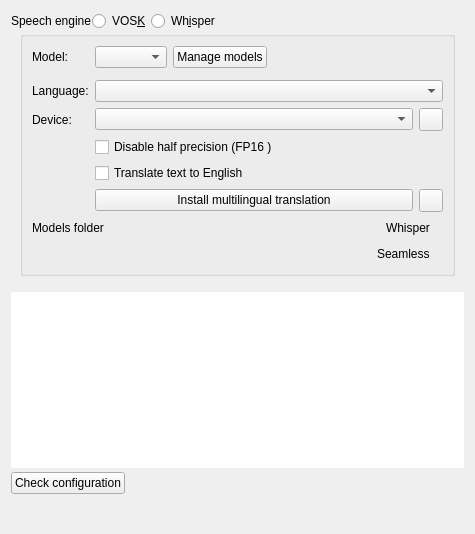
First picture: the form in src/ui/configspeech_ui.ui, repository KDE/kdenlive, before the edit.
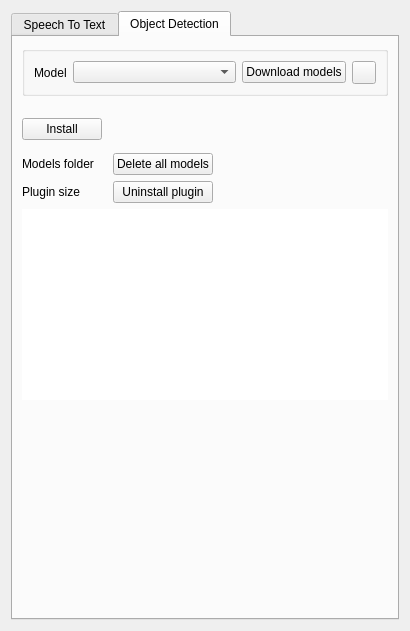
Second picture: the form after the edit. The open tabs and pages were chosen to show the change. Icons and pictures are not drawn. Custom widgets are drawn as their Qt base class.

Commit message:
Automatic object segmentation
This implements an interface with SAM2 to detect objects in a video and create masks
Related to #1919
![object-mask-demo](/uploads/40107453963062ea49955b419891fcdc/object-mask-demo.mp4)

Which then allows to do this:

![Screencast_20241220_052248](/uploads/676c5894d774b604d8b782812919299b/Screencast_20241220_052248.mp4)

What changed in the file:
```diff
--- a/src/ui/configspeech_ui.ui
+++ b/src/ui/configspeech_ui.ui
@@ -10,8 +10,8 @@
    <rect>
     <x>0</x>
     <y>0</y>
-    <width>475</width>
-    <height>534</height>
+    <width>410</width>
+    <height>631</height>
    </rect>
   </property>
   <property name="sizePolicy">
@@ -20,11 +20,63 @@
     <verstretch>0</verstretch>
    </sizepolicy>
   </property>
+  <layout class="QGridLayout" name="gridLayout_4">
+   <item row="0" column="0">
+    <widget class="QTabWidget" name="tabWidget">
+     <property name="currentIndex">
+      <number>0</number>
+     </property>
+     <widget class="QWidget" name="tab">
+      <attribute name="title">
+       <string>Speech To Text</string>
+      </attribute>
   <layout class="QGridLayout" name="gridLayout_2">
-   <property name="spacing">
-    <number>0</number>
-   </property>
-   <item row="4" column="1">
+       <item row="2" column="0" colspan="2">
+        <widget class="QPlainTextEdit" name="script_log">
+         <property name="frameShape">
+          <enum>QFrame::Shape::NoFrame</enum>
+         </property>
+         <property name="undoRedoEnabled">
+          <bool>false</bool>
+         </property>
+         <property name="readOnly">
+          <bool>true</bool>
+         </property>
+        </widget>
+       </item>
+       <item row="3" column="0">
+        <widget class="QPushButton" name="check_config">
+         <property name="toolTip">
+          <string>Check speech engine installation</string>
+         </property>
+         <property name="text">
+          <string>Check configuration</string>
+         </property>
+         <property name="icon">
+          <iconset theme="view-refresh"/>
+         </property>
+        </widget>
+       </item>
+       <item row="4" column="0">
+        <spacer name="verticalSpacer">
+         <property name="sizePolicy">
+          <sizepolicy hsizetype="Minimum" vsizetype="Expanding">
+           <horstretch>0</horstretch>
+           <verstretch>0</verstretch>
+          </sizepolicy>
+         </property>
+         <property name="orientation">
+          <enum>Qt::Orientation::Vertical</enum>
+         </property>
+         <property name="sizeHint" stdset="0">
+          <size>
+           <width>20</width>
+           <height>40</height>
+          </size>
+         </property>
+        </spacer>
+       </item>
+       <item row="3" column="1">
     <spacer name="horizontalSpacer">
      <property name="orientation">
       <enum>Qt::Orientation::Horizontal</enum>
@@ -77,12 +129,6 @@
    </item>
    <item row="1" column="0" colspan="2">
     <widget class="QStackedWidget" name="speech_stack">
-     <property name="sizePolicy">
-      <sizepolicy hsizetype="Preferred" vsizetype="Preferred">
-       <horstretch>0</horstretch>
-       <verstretch>0</verstretch>
-      </sizepolicy>
-     </property>
      <property name="currentIndex">
       <number>1</number>
      </property>
@@ -195,17 +241,7 @@
        <property name="bottomMargin">
         <number>0</number>
        </property>
-       <item row="1" column="0" colspan="2">
-        <layout class="QVBoxLayout" name="message_layout_wr">
-         <property name="spacing">
-          <number>0</number>
-         </property>
-         <property name="topMargin">
-          <number>10</number>
-         </property>
-        </layout>
-       </item>
-       <item row="0" column="0" colspan="2">
+           <item row="0" column="0">
         <widget class="QGroupBox" name="whispersettings">
          <property name="title">
           <string/>
@@ -214,6 +250,18 @@
           <bool>true</bool>
          </property>
          <layout class="QFormLayout" name="formLayout">
+              <property name="leftMargin">
+               <number>0</number>
+              </property>
+              <property name="topMargin">
+               <number>0</number>
+              </property>
+              <property name="rightMargin">
+               <number>0</number>
+              </property>
+              <property name="bottomMargin">
+               <number>0</number>
+              </property>
           <item row="0" column="0">
            <widget class="QLabel" name="label_3">
             <property name="text">
@@ -314,7 +362,61 @@
             </item>
            </layout>
           </item>
-          <item row="7" column="0" colspan="2">
+             </layout>
+            </widget>
+           </item>
+           <item row="5" column="0">
+            <layout class="QVBoxLayout" name="message_layout_wr">
+             <property name="spacing">
+              <number>0</number>
+             </property>
+             <property name="topMargin">
+              <number>0</number>
+             </property>
+            </layout>
+           </item>
+           <item row="3" column="0">
+            <layout class="QHBoxLayout" name="horizontalLayout_9">
+             <item>
+              <widget class="QLabel" name="sam_venv_label_3">
+               <property name="text">
+                <string>Plugin size</string>
+               </property>
+              </widget>
+             </item>
+             <item>
+              <widget class="QLabel" name="wr_venv_size">
+               <property name="text">
+                <string/>
+               </property>
+              </widget>
+             </item>
+             <item>
+              <widget class="QPushButton" name="deleteWrVenv">
+               <property name="text">
+                <string>Uninstall plugin</string>
+               </property>
+               <property name="icon">
+                <iconset theme="edit-delete"/>
+               </property>
+              </widget>
+             </item>
+             <item>
+              <spacer name="horizontalSpacer_12">
+               <property name="orientation">
+                <enum>Qt::Orientation::Horizontal</enum>
+               </property>
+               <property name="sizeHint" stdset="0">
+                <size>
+                 <width>118</width>
+                 <height>20</height>
+                </size>
+               </property>
+              </spacer>
+             </item>
+            </layout>
+           </item>
+           <item row="1" column="0">
            <layout class="QHBoxLayout" name="horizontalLayout_2">
             <item>
              <widget class="QLabel" name="model_folder_label">
@@ -352,7 +454,7 @@
             </item>
            </layout>
           </item>
-          <item row="8" column="0" colspan="2">
+           <item row="2" column="0">
            <layout class="QHBoxLayout" name="horizontalLayout_6">
             <item>
              <spacer name="horizontalSpacer_6">
@@ -383,21 +485,8 @@
             </item>
            </layout>
           </item>
-         </layout>
-        </widget>
-       </item>
-      </layout>
-     </widget>
-    </widget>
-   </item>
-   <item row="5" column="0">
-    <spacer name="verticalSpacer">
-     <property name="sizePolicy">
-      <sizepolicy hsizetype="Minimum" vsizetype="Expanding">
-       <horstretch>0</horstretch>
-       <verstretch>0</verstretch>
-      </sizepolicy>
-     </property>
+           <item row="4" column="0">
+            <spacer name="verticalSpacer_3">
      <property name="orientation">
       <enum>Qt::Orientation::Vertical</enum>
      </property>
@@ -409,8 +498,117 @@
      </property>
     </spacer>
    </item>
-   <item row="3" column="0" colspan="2">
-    <widget class="QPlainTextEdit" name="script_log">
+          </layout>
+         </widget>
+        </widget>
+       </item>
+       <item row="0" column="0" colspan="2">
+        <layout class="QHBoxLayout" name="horizontalLayout">
+         <item>
+          <widget class="QLabel" name="label_2">
+           <property name="text">
+            <string>Speech engine</string>
+           </property>
+          </widget>
+         </item>
+         <item>
+          <widget class="QRadioButton" name="engine_vosk">
+           <property name="text">
+            <string>VOS&amp;K</string>
+           </property>
+          </widget>
+         </item>
+         <item>
+          <widget class="QRadioButton" name="engine_whisper">
+           <property name="text">
+            <string>Wh&amp;isper</string>
+           </property>
+          </widget>
+         </item>
+         <item>
+          <spacer name="horizontalSpacer_2">
+           <property name="orientation">
+            <enum>Qt::Orientation::Horizontal</enum>
+           </property>
+           <property name="sizeHint" stdset="0">
+            <size>
+             <width>40</width>
+             <height>20</height>
+            </size>
+           </property>
+          </spacer>
+         </item>
+        </layout>
+       </item>
+      </layout>
+     </widget>
+     <widget class="QWidget" name="tab_2">
+      <attribute name="title">
+       <string>Object Detection</string>
+      </attribute>
+      <layout class="QGridLayout" name="gridLayout_3">
+       <item row="4" column="0">
+        <widget class="QLabel" name="sam_venv_label">
+         <property name="text">
+          <string>Plugin size</string>
+         </property>
+        </widget>
+       </item>
+       <item row="4" column="2" colspan="3">
+        <widget class="QPushButton" name="deleteSamVenv">
+         <property name="text">
+          <string>Uninstall plugin</string>
+         </property>
+         <property name="icon">
+          <iconset theme="edit-delete"/>
+         </property>
+        </widget>
+       </item>
+       <item row="2" column="0" colspan="6">
+        <layout class="QHBoxLayout" name="horizontalLayout_7">
+         <item>
+          <widget class="QPushButton" name="check_config_sam">
+           <property name="toolTip">
+            <string>Check speech engine installation</string>
+           </property>
+           <property name="text">
+            <string>Install</string>
+           </property>
+           <property name="icon">
+            <iconset theme="download"/>
+           </property>
+          </widget>
+         </item>
+         <item>
+          <spacer name="horizontalSpacer_8">
+           <property name="orientation">
+            <enum>Qt::Orientation::Horizontal</enum>
+           </property>
+           <property name="sizeHint" stdset="0">
+            <size>
+             <width>183</width>
+             <height>35</height>
+            </size>
+           </property>
+          </spacer>
+         </item>
+        </layout>
+       </item>
+       <item row="6" column="5">
+        <spacer name="verticalSpacer_2">
+         <property name="orientation">
+          <enum>Qt::Orientation::Vertical</enum>
+         </property>
+         <property name="sizeHint" stdset="0">
+          <size>
+           <width>20</width>
+           <height>209</height>
+          </size>
+         </property>
+        </spacer>
+       </item>
+       <item row="5" column="0" colspan="6">
+        <widget class="QPlainTextEdit" name="script_sam_log">
      <property name="frameShape">
       <enum>QFrame::Shape::NoFrame</enum>
      </property>
@@ -422,17 +620,124 @@
      </property>
     </widget>
    </item>
-   <item row="4" column="0">
-    <widget class="QPushButton" name="check_config">
-     <property name="toolTip">
-      <string>Check speech engine installation</string>
-     </property>
+       <item row="3" column="5">
+        <spacer name="horizontalSpacer_9">
+         <property name="orientation">
+          <enum>Qt::Orientation::Horizontal</enum>
+         </property>
+         <property name="sizeHint" stdset="0">
+          <size>
+           <width>168</width>
+           <height>20</height>
+          </size>
+         </property>
+        </spacer>
+       </item>
+       <item row="4" column="1">
+        <widget class="QLabel" name="sam_venv_size">
      <property name="text">
-      <string>Check configuration</string>
+          <string/>
+         </property>
+         <property name="alignment">
+          <set>Qt::AlignmentFlag::AlignRight|Qt::AlignmentFlag::AlignTrailing|Qt::AlignmentFlag::AlignVCenter</set>
+         </property>
+        </widget>
+       </item>
+       <item row="0" column="0" colspan="6">
+        <widget class="QGroupBox" name="modelBox">
+         <property name="title">
+          <string/>
+         </property>
+         <property name="flat">
+          <bool>true</bool>
+         </property>
+         <layout class="QHBoxLayout" name="horizontalLayout_8">
+          <item>
+           <widget class="QLabel" name="label">
+            <property name="text">
+             <string>Model</string>
+            </property>
+           </widget>
+          </item>
+          <item>
+           <widget class="QComboBox" name="combo_sam_model">
+            <property name="sizePolicy">
+             <sizepolicy hsizetype="MinimumExpanding" vsizetype="Fixed">
+              <horstretch>0</horstretch>
+              <verstretch>0</verstretch>
+             </sizepolicy>
+            </property>
+           </widget>
+          </item>
+          <item>
+           <widget class="QPushButton" name="downloadSamButton">
+            <property name="text">
+             <string>Download models</string>
+            </property>
+           </widget>
+          </item>
+          <item>
+           <widget class="KContextualHelpButton" name="kcontextualhelpbutton">
+            <property name="contextualHelpText">
+             <string>Object Detection relies on SAM2 - &lt;a href=&quot;https://github.com/facebookresearch/sam2&quot;&gt;https://github.com/facebookresearch/sam2&lt;/a&gt;</string>
+            </property>
+           </widget>
+          </item>
+         </layout>
+        </widget>
+       </item>
+       <item row="4" column="5">
+        <spacer name="horizontalSpacer_10">
+         <property name="orientation">
+          <enum>Qt::Orientation::Horizontal</enum>
+         </property>
+         <property name="sizeHint" stdset="0">
+          <size>
+           <width>168</width>
+           <height>20</height>
+          </size>
+         </property>
+        </spacer>
+       </item>
+       <item row="3" column="1">
+        <widget class="QLabel" name="sam_model_size">
+         <property name="text">
+          <string/>
+         </property>
+         <property name="alignment">
+          <set>Qt::AlignmentFlag::AlignRight|Qt::AlignmentFlag::AlignTrailing|Qt::AlignmentFlag::AlignVCenter</set>
+         </property>
+        </widget>
+       </item>
+       <item row="1" column="0" colspan="6">
+        <layout class="QVBoxLayout" name="message_layout_sam">
+         <property name="spacing">
+          <number>0</number>
+         </property>
+         <property name="topMargin">
+          <number>10</number>
+         </property>
+        </layout>
+       </item>
+       <item row="3" column="0">
+        <widget class="QLabel" name="sam_folder_label">
+         <property name="text">
+          <string>Models folder</string>
+         </property>
+        </widget>
+       </item>
+       <item row="3" column="2" colspan="3">
+        <widget class="QPushButton" name="deleteSamModels">
+         <property name="text">
+          <string>Delete all models</string>
      </property>
      <property name="icon">
-      <iconset theme="view-refresh"/>
-     </property>
+          <iconset theme="edit-delete"/>
+         </property>
+        </widget>
+       </item>
+      </layout>
+     </widget>
     </widget>
    </item>
   </layout>
```
Left out of the diff: 49 changed lines with no effect on the pictures. Lines whose indentation alone changed are shown as unchanged. The commit also changes 72 other files.
